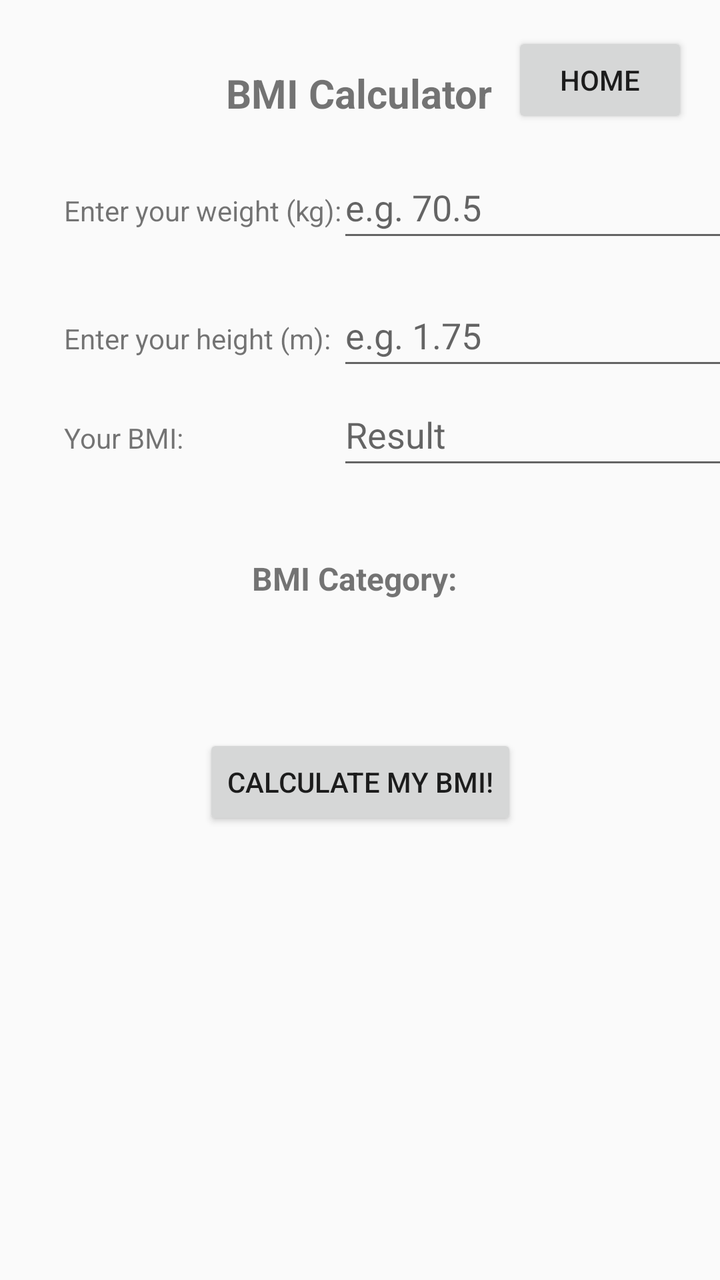
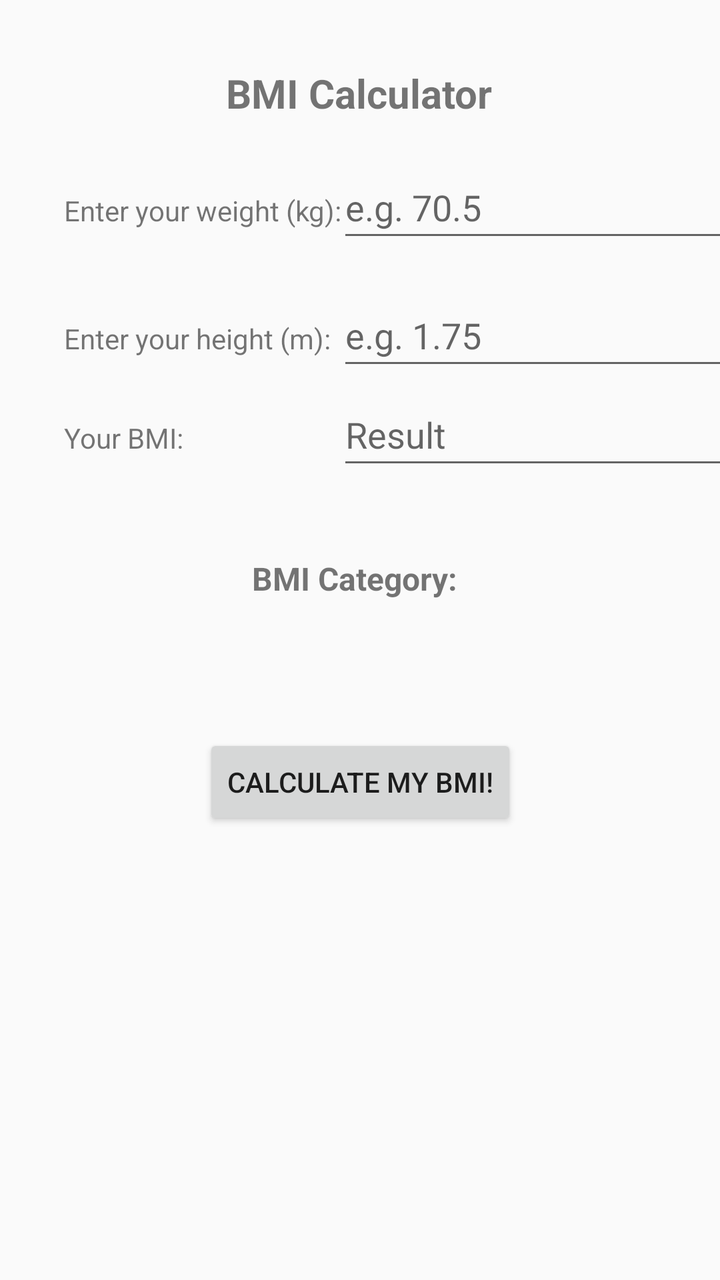

Before-and-after screenshots of an Android layout around one commit, followed by the original layout XML and the change that was made.
<!-- AndroidManifest.xml: application theme Theme.AppCompat.Light.DarkActionBar -->
<!-- res/layout/activity_bmi.xml -->
<?xml version="1.0" encoding="utf-8"?>
<androidx.constraintlayout.widget.ConstraintLayout xmlns:android="http://schemas.android.com/apk/res/android"
    xmlns:app="http://schemas.android.com/apk/res-auto"
    xmlns:tools="http://schemas.android.com/tools"
    android:layout_width="match_parent"
    android:layout_height="match_parent"
    tools:context=".BmiActivity">

    <Button
        android:id="@+id/btnHome"
        android:layout_width="wrap_content"
        android:layout_height="wrap_content"
        android:layout_margin="16dp"
        android:text="HOME"
        app:layout_constraintEnd_toEndOf="parent"
        app:layout_constraintTop_toTopOf="parent" />

    <TextView
        android:id="@+id/textView5"
        android:layout_width="wrap_content"
        android:layout_height="wrap_content"
        android:text="BMI Calculator"
        android:textSize="20sp"
        android:textStyle="bold"
        app:layout_constraintBottom_toBottomOf="parent"
        app:layout_constraintHorizontal_bias="0.498"
        app:layout_constraintLeft_toLeftOf="parent"
        app:layout_constraintRight_toRightOf="parent"
        app:layout_constraintTop_toTopOf="parent"
        app:layout_constraintVertical_bias="0.054" />

    <TextView
        android:id="@+id/textView"
        android:layout_width="wrap_content"
        android:layout_height="wrap_content"
        android:text="Enter your weight (kg):"
        android:layout_marginStart="32dp"
        app:layout_constraintBottom_toBottomOf="parent"
        app:layout_constraintStart_toStartOf="parent"
        app:layout_constraintTop_toTopOf="parent"
        app:layout_constraintVertical_bias="0.154" />

    <TextView
        android:id="@+id/textView2"
        android:layout_width="wrap_content"
        android:layout_height="wrap_content"
        android:text="Enter your height (m):"
        android:layout_marginStart="32dp"
        app:layout_constraintBottom_toBottomOf="parent"
        app:layout_constraintStart_toStartOf="parent"
        app:layout_constraintTop_toTopOf="parent"
        app:layout_constraintVertical_bias="0.257" />

    <TextView
        android:id="@+id/textView3"
        android:layout_width="wrap_content"
        android:layout_height="wrap_content"
        android:text="Your BMI:"
        android:layout_marginStart="32dp"
        app:layout_constraintBottom_toBottomOf="parent"
        app:layout_constraintStart_toStartOf="parent"
        app:layout_constraintTop_toTopOf="parent"
        app:layout_constraintVertical_bias="0.337" />

    <TextView
        android:id="@+id/BMICategory"
        android:layout_width="wrap_content"
        android:layout_height="wrap_content"
        android:text="BMI Category: "
        android:textSize="16sp"
        android:textStyle="bold"
        app:layout_constraintBottom_toBottomOf="parent"
        app:layout_constraintHorizontal_bias="0.498"
        app:layout_constraintLeft_toLeftOf="parent"
        app:layout_constraintRight_toRightOf="parent"
        app:layout_constraintTop_toTopOf="parent"
        app:layout_constraintVertical_bias="0.45" />

    <TextView
        android:id="@+id/weightThresholds"
        android:layout_width="0dp"
        android:layout_height="wrap_content"
        android:layout_marginStart="32dp"
        android:layout_marginEnd="32dp"
        android:layout_marginTop="16dp"
        android:gravity="center"
        android:textSize="14sp"
        app:layout_constraintEnd_toEndOf="parent"
        app:layout_constraintStart_toStartOf="parent"
        app:layout_constraintTop_toBottomOf="@+id/BMICategory" />

    <EditText
        android:id="@+id/weightInput"
        android:layout_width="wrap_content"
        android:layout_height="wrap_content"
        android:ems="10"
        android:inputType="numberDecimal"
        android:minHeight="48dp"
        android:hint="e.g. 70.5"
        android:autofillHints=""
        app:layout_constraintBaseline_toBaselineOf="@+id/textView"
        app:layout_constraintEnd_toEndOf="parent"
        app:layout_constraintStart_toEndOf="@+id/textView"
        android:layout_marginStart="16dp" />

    <EditText
        android:id="@+id/heightInput"
        android:layout_width="wrap_content"
        android:layout_height="wrap_content"
        android:ems="10"
        android:inputType="numberDecimal"
        android:minHeight="48dp"
        android:hint="e.g. 1.75"
        android:autofillHints=""
        app:layout_constraintBaseline_toBaselineOf="@+id/textView2"
        app:layout_constraintStart_toStartOf="@+id/weightInput" />

    <EditText
        android:id="@+id/BMIResult"
        android:layout_width="wrap_content"
        android:layout_height="wrap_content"
        android:ems="10"
        android:inputType="numberDecimal"
        android:minHeight="48dp"
        android:hint="Result"
        android:autofillHints=""
        app:layout_constraintBaseline_toBaselineOf="@+id/textView3"
        app:layout_constraintStart_toStartOf="@+id/weightInput" />

    <Button
        android:id="@+id/button"
        android:layout_width="wrap_content"
        android:layout_height="wrap_content"
        android:text="Calculate my BMI!"
        android:layout_marginTop="32dp"
        app:layout_constraintTop_toBottomOf="@+id/weightThresholds"
        app:layout_constraintStart_toStartOf="parent"
        app:layout_constraintEnd_toEndOf="parent" />

</androidx.constraintlayout.widget.ConstraintLayout>
<!-- resources referenced by this layout -->
<resources>

</resources>

<!-- the commit's change to res/layout/activity_bmi.xml (unified diff, before → after) -->
@@ -10,9 +10,14 @@
         android:id="@+id/btnHome"
         android:layout_width="wrap_content"
         android:layout_height="wrap_content"
-        android:layout_margin="16dp"
+        android:layout_marginStart="16dp"
+        android:layout_marginTop="17dp"
+        android:layout_marginEnd="307dp"
+        android:layout_marginBottom="666dp"
         android:text="HOME"
+        app:layout_constraintBottom_toBottomOf="parent"
         app:layout_constraintEnd_toEndOf="parent"
+        app:layout_constraintStart_toStartOf="parent"
         app:layout_constraintTop_toTopOf="parent" />
 
     <TextView
@@ -33,8 +38,8 @@
         android:id="@+id/textView"
         android:layout_width="wrap_content"
         android:layout_height="wrap_content"
+        android:layout_marginStart="32dp"
         android:text="Enter your weight (kg):"
-        android:layout_marginStart="32dp"
         app:layout_constraintBottom_toBottomOf="parent"
         app:layout_constraintStart_toStartOf="parent"
         app:layout_constraintTop_toTopOf="parent"
@@ -44,8 +49,8 @@
         android:id="@+id/textView2"
         android:layout_width="wrap_content"
         android:layout_height="wrap_content"
+        android:layout_marginStart="32dp"
         android:text="Enter your height (m):"
-        android:layout_marginStart="32dp"
         app:layout_constraintBottom_toBottomOf="parent"
         app:layout_constraintStart_toStartOf="parent"
         app:layout_constraintTop_toTopOf="parent"
@@ -55,8 +60,8 @@
         android:id="@+id/textView3"
         android:layout_width="wrap_content"
         android:layout_height="wrap_content"
+        android:layout_marginStart="32dp"
         android:text="Your BMI:"
-        android:layout_marginStart="32dp"
         app:layout_constraintBottom_toBottomOf="parent"
         app:layout_constraintStart_toStartOf="parent"
         app:layout_constraintTop_toTopOf="parent"
@@ -81,8 +86,8 @@
         android:layout_width="0dp"
         android:layout_height="wrap_content"
         android:layout_marginStart="32dp"
+        android:layout_marginTop="16dp"
         android:layout_marginEnd="32dp"
-        android:layout_marginTop="16dp"
         android:gravity="center"
         android:textSize="14sp"
         app:layout_constraintEnd_toEndOf="parent"
@@ -93,25 +98,23 @@
         android:id="@+id/weightInput"
         android:layout_width="wrap_content"
         android:layout_height="wrap_content"
+        android:layout_marginStart="16dp"
         android:ems="10"
+        android:hint="e.g. 70.5"
         android:inputType="numberDecimal"
         android:minHeight="48dp"
-        android:hint="e.g. 70.5"
-        android:autofillHints=""
         app:layout_constraintBaseline_toBaselineOf="@+id/textView"
         app:layout_constraintEnd_toEndOf="parent"
-        app:layout_constraintStart_toEndOf="@+id/textView"
-        android:layout_marginStart="16dp" />
+        app:layout_constraintStart_toEndOf="@+id/textView" />
 
     <EditText
         android:id="@+id/heightInput"
         android:layout_width="wrap_content"
         android:layout_height="wrap_content"
         android:ems="10"
+        android:hint="e.g. 1.75"
         android:inputType="numberDecimal"
         android:minHeight="48dp"
-        android:hint="e.g. 1.75"
-        android:autofillHints=""
         app:layout_constraintBaseline_toBaselineOf="@+id/textView2"
         app:layout_constraintStart_toStartOf="@+id/weightInput" />
 
@@ -120,10 +123,9 @@
         android:layout_width="wrap_content"
         android:layout_height="wrap_content"
         android:ems="10"
+        android:hint="Result"
         android:inputType="numberDecimal"
         android:minHeight="48dp"
-        android:hint="Result"
-        android:autofillHints=""
         app:layout_constraintBaseline_toBaselineOf="@+id/textView3"
         app:layout_constraintStart_toStartOf="@+id/weightInput" />
 
@@ -131,10 +133,10 @@
         android:id="@+id/button"
         android:layout_width="wrap_content"
         android:layout_height="wrap_content"
+        android:layout_marginTop="32dp"
         android:text="Calculate my BMI!"
-        android:layout_marginTop="32dp"
-        app:layout_constraintTop_toBottomOf="@+id/weightThresholds"
+        app:layout_constraintEnd_toEndOf="parent"
         app:layout_constraintStart_toStartOf="parent"
-        app:layout_constraintEnd_toEndOf="parent" />
+        app:layout_constraintTop_toBottomOf="@+id/weightThresholds" />
 
 </androidx.constraintlayout.widget.ConstraintLayout>
